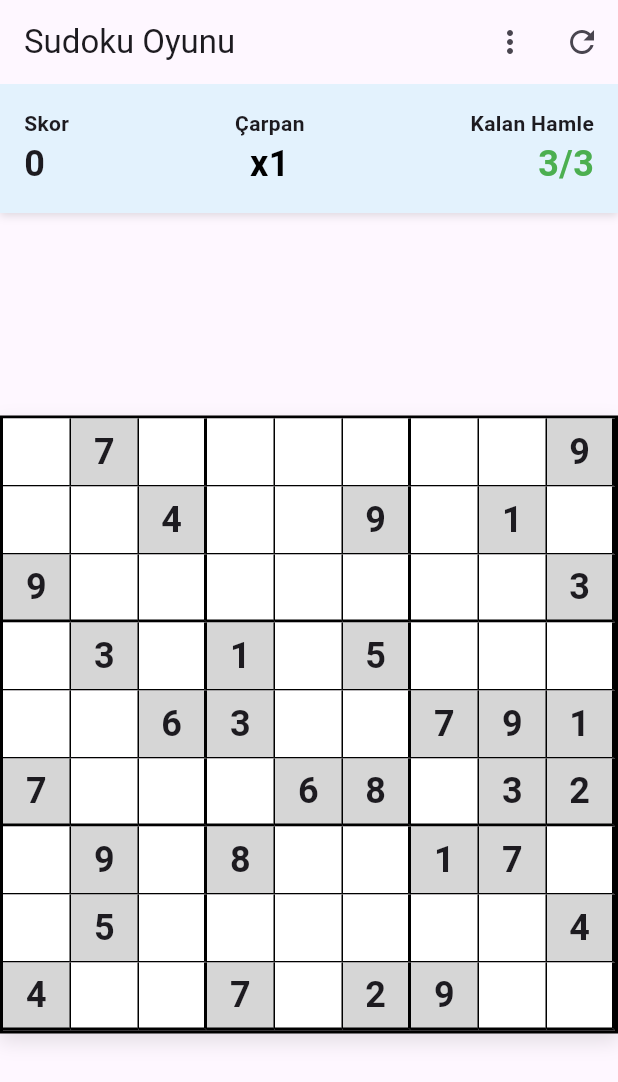
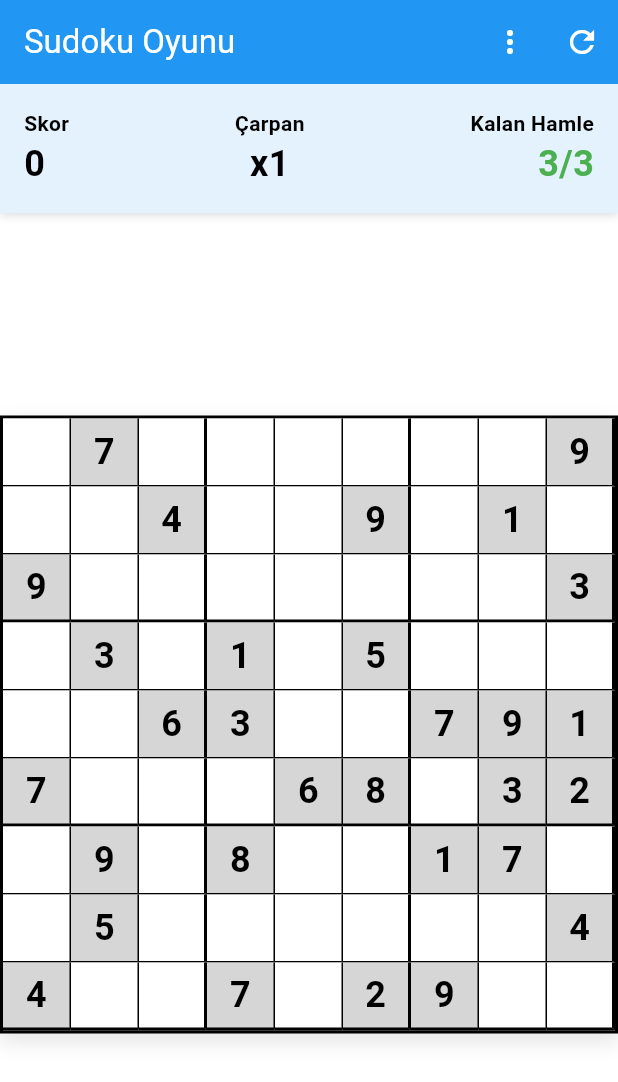
Before and after one commit to ismailhakkii/tetris, a Flutter app: the screen it shows after launch, on a phone screen of 412 x 824 dp. Shown: the top 1082 px of the screen. Run offline on Flutter 3.47's test engine with Material 3 defaults, Android fonts, the phone set to English and light mode, and no system bars; our stand-ins replace confetti, equatable, flutter_riverpod, hive, hive_flutter; accounts and stored records are empty.

Commit message:
add theme_provider.dart with initial placeholder

```diff
--- /dev/null
+++ b/lib/core/theme/theme_provider.dart
@@ -0,0 +1,120 @@
+// TODO Implement this library.
+import 'package:flutter/material.dart';
+import 'package:flutter_riverpod/flutter_riverpod.dart';
+import 'package:hive/hive.dart';
+
+final themeProvider = StateNotifierProvider<ThemeNotifier, ThemeMode>((ref) {
+  return ThemeNotifier();
+});
+
+class ThemeNotifier extends StateNotifier<ThemeMode> {
+  final Box _prefsBox = Hive.box('scoreBox'); // Aynı Hive box'ı kullanıyoruz
+
+  ThemeNotifier() : super(ThemeMode.light) {
+    _loadTheme();
+  }
+
+  void _loadTheme() {
+    final isDark = _prefsBox.get('isDarkMode', defaultValue: false) as bool?;
+    state = isDark == true ? ThemeMode.dark : ThemeMode.light;
+  }
+
+  Future<void> toggleTheme() async {
+    final newState = state == ThemeMode.light ? ThemeMode.dark : ThemeMode.light;
+    await _prefsBox.put('isDarkMode', newState == ThemeMode.dark);
+    state = newState;
+  }
+}
+
+// Aydınlık tema
+ThemeData getLightTheme() {
+  return ThemeData(
+    primarySwatch: Colors.blue,
+    brightness: Brightness.light,
+    scaffoldBackgroundColor: Colors.white,
+    appBarTheme: const AppBarTheme(
+      backgroundColor: Colors.blue,
+      foregroundColor: Colors.white,
+    ),
+    elevatedButtonTheme: ElevatedButtonThemeData(
+      style: ElevatedButton.styleFrom(
+        backgroundColor: Colors.blue,
+        foregroundColor: Colors.white,
+      ),
+    ),
+    cardTheme: CardTheme(
+      color: Colors.white,
+      shadowColor: Colors.black.withOpacity(0.2),
+    ),
+    dialogTheme: DialogTheme(
+      backgroundColor: Colors.white,
+      shadowColor: Colors.black.withOpacity(0.3),
+    ),
+    bottomSheetTheme: const BottomSheetThemeData(
+      backgroundColor: Colors.white,
+    ),
+    visualDensity: VisualDensity.adaptivePlatformDensity,
+    colorScheme: ColorScheme.light(
+      primary: Colors.blue,
+      secondary: Colors.blueAccent,
+      surface: Colors.white,
+      background: Colors.grey[100]!,
+      error: Colors.red,
+    ),
+  );
+}
+
+// Karanlık tema
+ThemeData getDarkTheme() {
+  return ThemeData(
+    primarySwatch: Colors.blue,
+    brightness: Brightness.dark,
+    scaffoldBackgroundColor: const Color(0xFF121212),
+    appBarTheme: AppBarTheme(
+      backgroundColor: Colors.grey[900],
+      foregroundColor: Colors.white,
+    ),
+    elevatedButtonTheme: ElevatedButtonThemeData(
+      style: ElevatedButton.styleFrom(
+        backgroundColor: Colors.blue[700],
+        foregroundColor: Colors.white,
+      ),
+    ),
+    cardTheme: CardTheme(
+      color: Colors.grey[850],
+      shadowColor: Colors.black.withOpacity(0.4),
+    ),
+    dialogTheme: DialogTheme(
+      backgroundColor: Colors.grey[850],
+      shadowColor: Colors.black.withOpacity(0.5),
+    ),
+    bottomSheetTheme: BottomSheetThemeData(
+      backgroundColor: Colors.grey[850],
+    ),
+    visualDensity: VisualDensity.adaptivePlatformDensity,
+    colorScheme: ColorScheme.dark(
+      primary: Colors.blue[400]!,
+      secondary: Colors.blueAccent[400]!,
+      surface: Colors.grey[850]!,
+      background: const Color(0xFF121212),
+      error: Colors.red[400]!,
+    ),
+  );
+}
+
+// Hücre renklerini aktif temaya göre döndüren extension
+extension ThemeColors on BuildContext {
+  Color getCellBackgroundColor(ThemeMode mode, Color lightColor) {
+    if (mode == ThemeMode.dark) {
+      if (lightColor == Colors.white) return Colors.grey[850]!;
+      if (lightColor == Colors.red[200]) return Colors.red[900]!;
+      if (lightColor.value == Colors.green.withOpacity(0.3).value) return Colors.green[900]!;
+      if (lightColor == Colors.grey[350]) return Colors.grey[700]!;
+    }
+    return lightColor;
+  }
+
+  Color getCellTextColor(ThemeMode mode) {
+    return mode == ThemeMode.dark ? Colors.white : Colors.black;
+  }
+}
--- a/lib/main.dart
+++ b/lib/main.dart
@@ -2,6 +2,7 @@ import 'package:flutter/material.dart';
 import 'package:flutter_riverpod/flutter_riverpod.dart';
 import 'package:hive_flutter/hive_flutter.dart';
 import 'presentation/views/game_screen.dart';
+import 'core/theme/theme_provider.dart';
 
 void main() async {
   // Hive başlatma
@@ -11,17 +12,18 @@ void main() async {
   runApp(const ProviderScope(child: SudokuApp()));
 }
 
-class SudokuApp extends StatelessWidget {
+class SudokuApp extends ConsumerWidget {
   const SudokuApp({super.key});
 
   @override
-  Widget build(BuildContext context) {
+  Widget build(BuildContext context, WidgetRef ref) {
+    final themeMode = ref.watch(themeProvider);
+
     return MaterialApp(
       title: 'Sudoku Oyunu',
-      theme: ThemeData(
-        primarySwatch: Colors.blue,
-        visualDensity: VisualDensity.adaptivePlatformDensity,
-      ),
+      theme: getLightTheme(),
+      darkTheme: getDarkTheme(),
+      themeMode: themeMode,
       home: const GameScreen(),
     );
   }
--- a/lib/presentation/widgets/score_panel.dart
+++ b/lib/presentation/widgets/score_panel.dart
@@ -1,6 +1,8 @@
 import 'package:flutter/material.dart';
+import 'package:flutter_riverpod/flutter_riverpod.dart';
+import '../../core/theme/theme_provider.dart';
 
-class ScorePanel extends StatefulWidget {
+class ScorePanel extends ConsumerStatefulWidget {
   final int score;
   final int lives;
   final int multiplier;
@@ -13,10 +15,10 @@ class ScorePanel extends StatefulWidget {
   }) : super(key: key);
 
   @override
-  State<ScorePanel> createState() => _ScorePanelState();
+  ConsumerState<ScorePanel> createState() => _ScorePanelState();
 }
 
-class _ScorePanelState extends State<ScorePanel> with SingleTickerProviderStateMixin {
+class _ScorePanelState extends ConsumerState<ScorePanel> with SingleTickerProviderStateMixin {
   late int _oldScore;
   late int _oldLives;
   late int _oldMultiplier;
@@ -70,14 +72,19 @@ class _ScorePanelState extends State<ScorePanel> with SingleTickerProviderStateM
     final scoreChange = widget.score - _oldScore;
     final livesChange = widget.lives - _oldLives;
     final multiplierChange = widget.multiplier - _oldMultiplier;
+    final themeMode = ref.watch(themeProvider);
 
     return Container(
       padding: const EdgeInsets.all(16),
       decoration: BoxDecoration(
-        color: Colors.blue[50],
+        color: themeMode == ThemeMode.dark
+          ? Colors.grey[800]
+          : Colors.blue[50],
         boxShadow: [
           BoxShadow(
-            color: Colors.black12,
+            color: themeMode == ThemeMode.dark
+              ? Colors.black45
+              : Colors.black12,
             blurRadius: 4,
             offset: const Offset(0, 2),
           ),
@@ -90,20 +97,26 @@ class _ScorePanelState extends State<ScorePanel> with SingleTickerProviderStateM
           Column(
             crossAxisAlignment: CrossAxisAlignment.start,
             children: [
-              const Text(
+              Text(
                 'Skor',
                 style: TextStyle(
                   fontSize: 14,
                   fontWeight: FontWeight.bold,
+                  color: themeMode == ThemeMode.dark
+                    ? Colors.white
+                    : Colors.black,
                 ),
               ),
               Row(
                 children: [
                   Text(
                     '${widget.score}',
-                    style: const TextStyle(
+                    style: TextStyle(
                       fontSize: 24,
                       fontWeight: FontWeight.bold,
+                      color: themeMode == ThemeMode.dark
+                        ? Colors.white
+                        : Colors.black,
                     ),
                   ),
                   if (scoreChange > 0)
@@ -121,7 +134,9 @@ class _ScorePanelState extends State<ScorePanel> with SingleTickerProviderStateM
                                 style: TextStyle(
                                   fontSize: 14,
                                   fontWeight: FontWeight.bold,
-                                  color: Colors.green[700],
+                                  color: themeMode == ThemeMode.dark
+                                    ? Colors.green[400]
+                                    : Colors.green[700],
                                 ),
                               ),
                             ),
@@ -138,11 +153,14 @@ class _ScorePanelState extends State<ScorePanel> with SingleTickerProviderStateM
           Column(
             crossAxisAlignment: CrossAxisAlignment.center,
             children: [
-              const Text(
+              Text(
                 'Çarpan',
                 style: TextStyle(
                   fontSize: 14,
                   fontWeight: FontWeight.bold,
+                  color: themeMode == ThemeMode.dark
+                    ? Colors.white
+                    : Colors.black,
                 ),
               ),
               Row(
@@ -161,7 +179,9 @@ class _ScorePanelState extends State<ScorePanel> with SingleTickerProviderStateM
                       style: TextStyle(
                         fontSize: 24,
                         fontWeight: FontWeight.bold,
-                        color: widget.multiplier > 1 ? Colors.orange : Colors.black,
+                        color: widget.multiplier > 1
+                          ? (themeMode == ThemeMode.dark ? Colors.orange[300] : Colors.orange)
+                          : (themeMode == ThemeMode.dark ? Colors.white : Colors.black),
                       ),
                     ),
                   ),
@@ -180,7 +200,9 @@ class _ScorePanelState extends State<ScorePanel> with SingleTickerProviderStateM
                                 style: TextStyle(
                                   fontSize: 14,
                                   fontWeight: FontWeight.bold,
-                                  color: Colors.orange[700],
+                                  color: themeMode == ThemeMode.dark
+                                    ? Colors.orange[300]
+                                    : Colors.orange[700],
                                 ),
                               ),
                             ),
@@ -197,11 +219,14 @@ class _ScorePanelState extends State<ScorePanel> with SingleTickerProviderStateM
           Column(
             crossAxisAlignment: CrossAxisAlignment.end,
             children: [
-              const Text(
+              Text(
                 'Kalan Hamle',
                 style: TextStyle(
                   fontSize: 14,
                   fontWeight: FontWeight.bold,
+                  color: themeMode == ThemeMode.dark
+                    ? Colors.white
+                    : Colors.black,
                 ),
               ),
               Row(
@@ -220,7 +245,9 @@ class _ScorePanelState extends State<ScorePanel> with SingleTickerProviderStateM
                       style: TextStyle(
                         fontSize: 24,
                         fontWeight: FontWeight.bold,
-                        color: widget.lives > 1 ? Colors.green : Colors.red,
+                        color: widget.lives > 1
+                          ? (themeMode == ThemeMode.dark ? Colors.green[400] : Colors.green)
+                          : (themeMode == ThemeMode.dark ? Colors.red[300] : Colors.red),
                       ),
                     ),
                   ),
@@ -236,10 +263,12 @@ class _ScorePanelState extends State<ScorePanel> with SingleTickerProviderStateM
                               padding: const EdgeInsets.only(left: 4.0),
                               child: Text(
                                 '$livesChange',
-                                style: const TextStyle(
+                                style: TextStyle(
                                   fontSize: 14,
                                   fontWeight: FontWeight.bold,
-                                  color: Colors.red,
+                                  color: themeMode == ThemeMode.dark
+                                    ? Colors.red[300]
+                                    : Colors.red,
                                 ),
                               ),
                             ),
```
Also changed, not shown: lib/presentation/widgets/number_selector.dart (+42 -14 lines).
